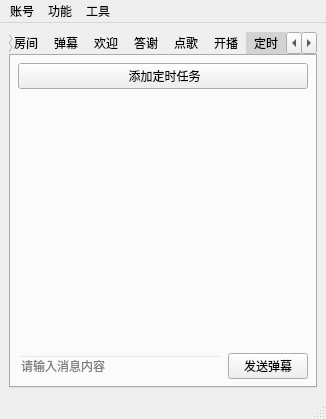
First picture: the form in mainwindow.ui, repository iwxyi/Bilibili-MagicalDanmaku, before the edit.
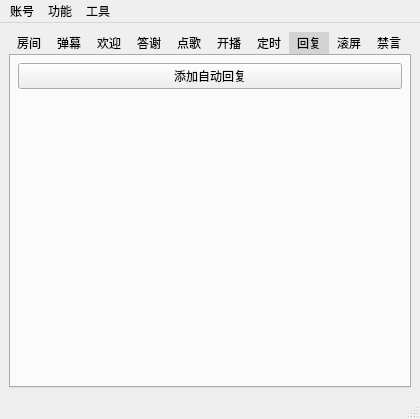
Second picture: the form after the edit. The open tabs and pages were chosen to show the change. Icons and pictures are not drawn. Custom widgets are drawn as their Qt base class.

Commit message: 添加关键词（正则表达式）自动回复，支持变量！

What changed in the file:
```diff
--- a/mainwindow.ui
+++ b/mainwindow.ui
@@ -6,7 +6,7 @@
    <rect>
     <x>0</x>
     <y>0</y>
-    <width>322</width>
+    <width>420</width>
     <height>408</height>
    </rect>
   </property>
@@ -1434,6 +1434,42 @@
         </item>
        </layout>
       </widget>
+      <widget class="QWidget" name="tab_10">
+       <attribute name="title">
+        <string>回复</string>
+       </attribute>
+       <layout class="QVBoxLayout" name="verticalLayout_11">
+        <item>
+         <widget class="QPushButton" name="addReplyButton">
+          <property name="text">
+           <string>添加自动回复</string>
+          </property>
+         </widget>
+        </item>
+        <item>
+         <widget class="QListWidget" name="replyListWidget">
+          <property name="contextMenuPolicy">
+           <enum>Qt::CustomContextMenu</enum>
+          </property>
+          <property name="styleSheet">
+           <string notr="true">QListWidget
+{
+	background: transparent;
+}</string>
+          </property>
+          <property name="selectionMode">
+           <enum>QAbstractItemView::NoSelection</enum>
+          </property>
+          <property name="verticalScrollMode">
+           <enum>QAbstractItemView::ScrollPerPixel</enum>
+          </property>
+          <property name="horizontalScrollMode">
+           <enum>QAbstractItemView::ScrollPerPixel</enum>
+          </property>
+         </widget>
+        </item>
+       </layout>
+      </widget>
       <widget class="QWidget" name="tab_7">
        <attribute name="title">
         <string>滚屏</string>
@@ -1940,7 +1976,7 @@
     <rect>
      <x>0</x>
      <y>0</y>
-     <width>322</width>
+     <width>420</width>
      <height>23</height>
     </rect>
    </property>
```
Left out of the diff: 5 changed lines with no effect on the pictures. The commit also changes 6 other files.
